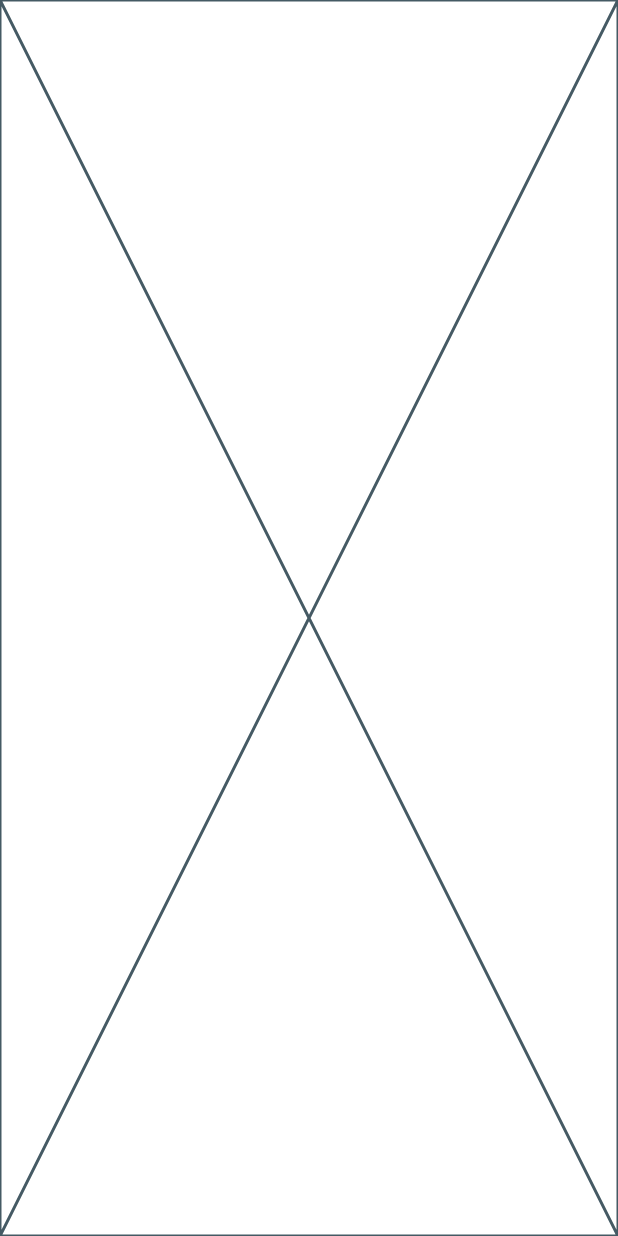
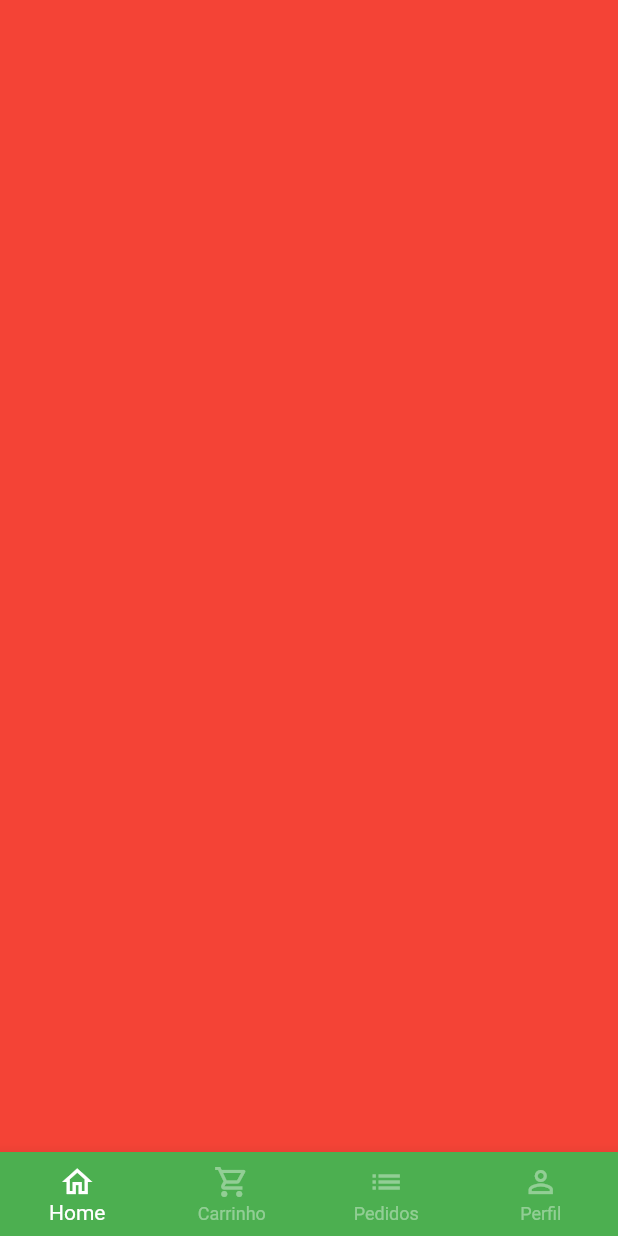
Before and after one commit to mvclopes/greengrocer, a Flutter app: the screen it shows after launch, after a tap on "Entrar", on a phone screen of 412 x 824 dp. Run offline on Flutter 3.47's test engine with Material 2 defaults, Android fonts, the phone set to English and light mode, and no system bars; our stand-ins replace animated_text_kit, mask_text_input_formatter.

Commit message:
Adding bottomBar to home screen

```diff
--- a/lib/src/home/home_screen.dart
+++ b/lib/src/home/home_screen.dart
@@ -5,6 +5,35 @@ class HomeScreen extends StatelessWidget {
 
   @override
   Widget build(BuildContext context) {
-    return const Placeholder();
+    return Scaffold(
+      bottomNavigationBar: BottomNavigationBar(
+        showUnselectedLabels: true,
+        backgroundColor: Colors.green,
+        selectedItemColor: Colors.white,
+        unselectedItemColor: Colors.white.withAlpha(100),
+        type: BottomNavigationBarType.fixed,
+        items: const[
+          BottomNavigationBarItem(
+            icon: Icon(Icons.home_outlined),
+            label: "Home",
+          ),
+          BottomNavigationBarItem(
+            icon: Icon(Icons.shopping_cart_outlined),
+            label: "Carrinho",
+          ),
+          BottomNavigationBarItem(
+            icon: Icon(Icons.list),
+            label: "Pedidos",
+          ),
+          BottomNavigationBarItem(
+            icon: Icon(Icons.person_outline),
+            label: "Perfil",
+          ),
+        ],
+      ),
+      body: Container(
+        color: Colors.red,
+      ),
+    );
   }
 }
```
